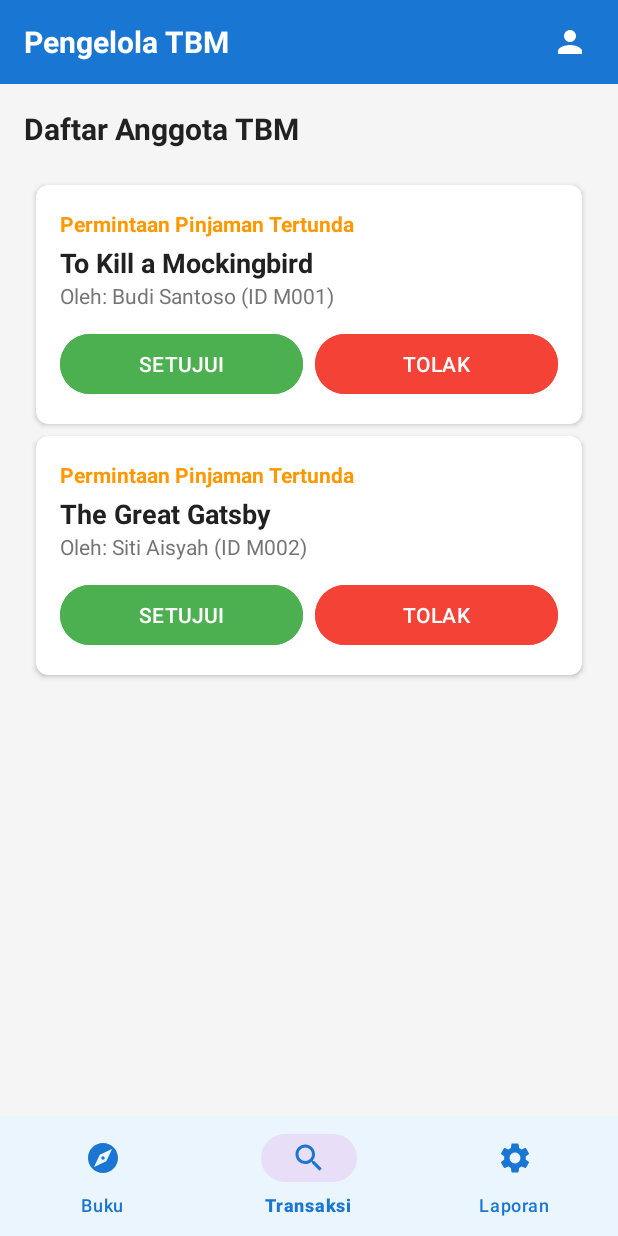
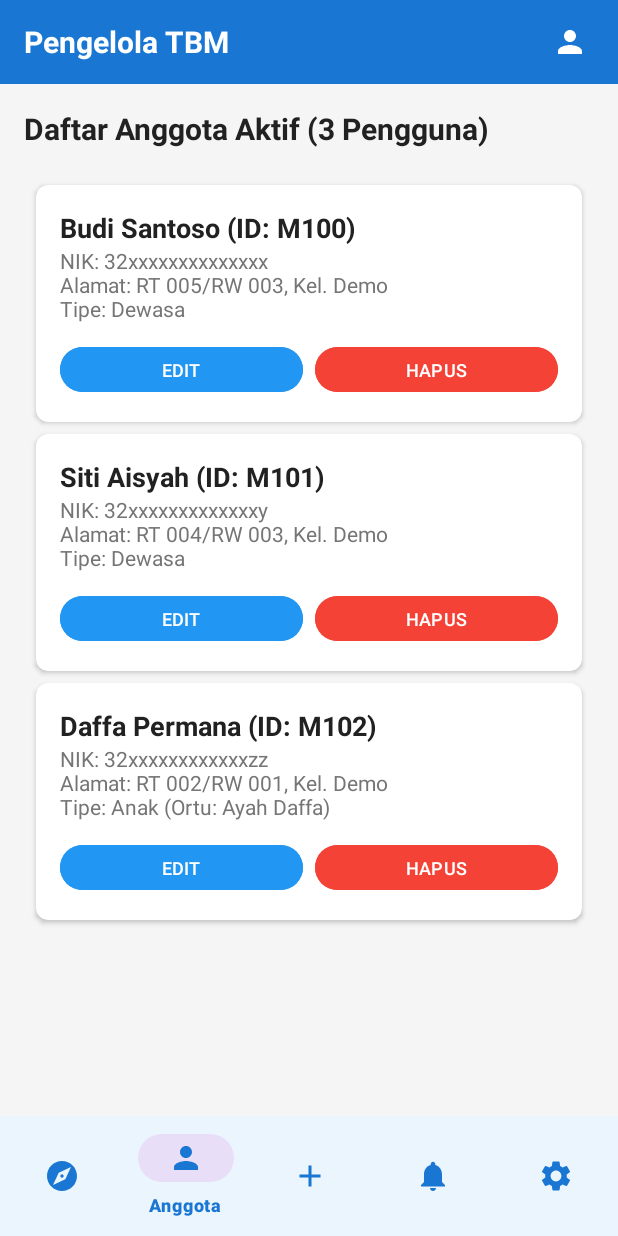
Before and after one commit to CaffeinatedR4t/Project_TamanBacaan, an Android app: the AdminActivity screen opened directly, with no data from a screen before it, item 2 of the bottom bar chosen, on a phone screen of 412 x 824 dp. Run offline under Robolectric (Android 15) with nearby library versions, the phone set to English and light mode, and no system bars.

Commit message:
ADMIN UPDATE

```diff
--- a/app/src/main/java/com/project/tamanbacaan/activities/AdminActivity.kt
+++ b/app/src/main/java/com/project/tamanbacaan/activities/AdminActivity.kt
@@ -1,14 +1,14 @@
 package com.caffeinatedr4t.tamanbacaan.activities
 
 import android.os.Bundle
-import android.widget.ImageView
 import androidx.appcompat.app.AppCompatActivity
 import androidx.fragment.app.Fragment
 import com.caffeinatedr4t.tamanbacaan.R
-import com.caffeinatedr4t.tamanbacaan.fragments.admin.AdminProfileFragment
 import com.caffeinatedr4t.tamanbacaan.fragments.admin.BookManagementFragment
 import com.caffeinatedr4t.tamanbacaan.fragments.admin.ReportFragment
 import com.caffeinatedr4t.tamanbacaan.fragments.admin.TransactionManagementFragment
+import com.caffeinatedr4t.tamanbacaan.fragments.admin.VerificationRequestsFragment
+import com.caffeinatedr4t.tamanbacaan.fragments.admin.MemberManagementFragment
 import com.google.android.material.bottomnavigation.BottomNavigationView
 
 class AdminActivity : AppCompatActivity() {
@@ -17,29 +17,31 @@ class AdminActivity : AppCompatActivity() {
         super.onCreate(savedInstanceState)
         setContentView(R.layout.activity_admin)
 
-        val btnProfile = findViewById<ImageView>(R.id.btnAdminProfile)
         val bottomNav = findViewById<BottomNavigationView>(R.id.adminBottomNav)
         bottomNav.setOnItemSelectedListener { item ->
             when (item.itemId) {
                 R.id.nav_admin_books -> {
-                    loadFragment(BookManagementFragment()) // Req: CRUD Buku
+                    loadFragment(BookManagementFragment())
                     true
                 }
-                R.id.nav_admin_transactions -> {
-                    loadFragment(TransactionManagementFragment()) // Req: Kelola Transaksi, Lihat Anggota
+                R.id.nav_admin_members -> { // Manajemen Anggota (CRUD Anggota)
+                    loadFragment(MemberManagementFragment())
+                    true
+                }
+                R.id.nav_admin_requests -> { // Permintaan Pinjaman (Transaksi)
+                    loadFragment(TransactionManagementFragment())
+                    true
+                }
+                R.id.nav_admin_verification -> { // BARU: Verifikasi Registrasi
+                    loadFragment(VerificationRequestsFragment())
                     true
                 }
                 R.id.nav_admin_reports -> {
-                    loadFragment(ReportFragment()) // Req: Statistik, Laporan Bulanan
+                    loadFragment(ReportFragment())
                     true
                 }
                 else -> false
             }
-        }
-
-        // Tombol Profil di TopBar
-        btnProfile.setOnClickListener {
-            loadFragment(AdminProfileFragment())
         }
 
         // Load default fragment
--- a/app/src/main/java/com/project/tamanbacaan/adapters/MemberAdapter.kt
+++ b/app/src/main/java/com/project/tamanbacaan/adapters/MemberAdapter.kt
@@ -3,28 +3,56 @@ package com.caffeinatedr4t.tamanbacaan.adapters
 import android.view.LayoutInflater
 import android.view.View
 import android.view.ViewGroup
+import android.widget.Button
 import android.widget.TextView
 import androidx.recyclerview.widget.RecyclerView
 import com.caffeinatedr4t.tamanbacaan.R
+import com.caffeinatedr4t.tamanbacaan.models.User // Menggunakan model User
 
-class MemberAdapter(private val members: List<String>) :
-    RecyclerView.Adapter<MemberAdapter.MemberViewHolder>() {
+class MemberAdapter(
+    private val members: MutableList<User>,
+    private val onEdit: (User) -> Unit,
+    private val onRemove: (User) -> Unit
+) : RecyclerView.Adapter<MemberAdapter.MemberViewHolder>() {
 
-    // View Holder menggunakan layout Android standar (simple_list_item_1)
     class MemberViewHolder(itemView: View) : RecyclerView.ViewHolder(itemView) {
-        val memberText: TextView = itemView.findViewById(android.R.id.text1)
+        val tvName: TextView = itemView.findViewById(R.id.tvMemberName)
+        val tvDetails: TextView = itemView.findViewById(R.id.tvMemberDetails)
+        val btnEdit: Button = itemView.findViewById(R.id.btnEditMember)
+        val btnRemove: Button = itemView.findViewById(R.id.btnRemoveMember)
     }
 
     override fun onCreateViewHolder(parent: ViewGroup, viewType: Int): MemberViewHolder {
-        // Menggunakan layout Android standar simple_list_item_1 untuk menampilkan satu baris teks
         val view = LayoutInflater.from(parent.context)
-            .inflate(android.R.layout.simple_list_item_1, parent, false)
+            .inflate(R.layout.item_member_management, parent, false) // Menggunakan layout baru
         return MemberViewHolder(view)
     }
 
     override fun onBindViewHolder(holder: MemberViewHolder, position: Int) {
-        holder.memberText.text = members[position]
+        val user = members[position]
+
+        holder.tvName.text = "${user.fullName} (ID: ${user.id})"
+
+        val details = StringBuilder()
+        details.append("NIK: ${user.nik}\n")
+        details.append("Alamat: ${user.addressRtRw}\n")
+        if (user.isChild) {
+            details.append("Tipe: Anak (Ortu: ${user.parentName})")
+        } else {
+            details.append("Tipe: Dewasa")
+        }
+
+        holder.tvDetails.text = details.toString()
+
+        holder.btnEdit.setOnClickListener { onEdit(user) }
+        holder.btnRemove.setOnClickListener { onRemove(user) }
     }
 
     override fun getItemCount(): Int = members.size
+
+    fun updateData(newMembers: List<User>) {
+        members.clear()
+        members.addAll(newMembers)
+        notifyDataSetChanged()
+    }
 }
--- /dev/null
+++ b/app/src/main/java/com/project/tamanbacaan/data/RegistrationRequest.kt
@@ -0,0 +1,11 @@
+package com.caffeinatedr4t.tamanbacaan.data
+
+data class RegistrationRequest(
+    val requestId: String,
+    val fullName: String,
+    val nik: String,
+    val isChild: Boolean,
+    val parentName: String?,
+    val addressRtRw: String,
+    val requestDate: String
+)
--- /dev/null
+++ b/app/src/main/java/com/project/tamanbacaan/fragments/admin/MemberManagementFragment.kt
@@ -0,0 +1,82 @@
+package com.caffeinatedr4t.tamanbacaan.fragments.admin
+
+import android.os.Bundle
+import android.view.LayoutInflater
+import android.view.View
+import android.view.ViewGroup
+import android.widget.TextView // FIX: Tambahkan import TextView
+import android.widget.Toast
+import androidx.fragment.app.Fragment
+import androidx.recyclerview.widget.LinearLayoutManager
+import androidx.recyclerview.widget.RecyclerView
+import com.caffeinatedr4t.tamanbacaan.R
+import com.caffeinatedr4t.tamanbacaan.adapters.MemberAdapter
+import com.caffeinatedr4t.tamanbacaan.data.BookRepository
+import com.caffeinatedr4t.tamanbacaan.models.User
+
+class MemberManagementFragment : Fragment() {
+
+    private lateinit var recyclerView: RecyclerView
+    private lateinit var memberAdapter: MemberAdapter
+    private val memberList = mutableListOf<User>()
+
+    override fun onCreateView(
+        inflater: LayoutInflater, container: ViewGroup?, savedInstanceState: Bundle?
+    ): View? {
+        // Menggunakan layout daftar anggota yang sama
+        return inflater.inflate(R.layout.fragment_admin_member_list, container, false)
+    }
+
+    override fun onViewCreated(view: View, savedInstanceState: Bundle?) {
+        super.onViewCreated(view, savedInstanceState)
+
+        recyclerView = view.findViewById(R.id.recyclerViewMembers)
+
+        // FIX: Inisialisasi TextView untuk Judul List yang baru ditambahkan
+        val tvListTitle: TextView = view.findViewById(R.id.tvListTitle)
+        // Menampilkan jumlah anggota (Req: Cek jumlah user)
+        tvListTitle.text = "Daftar Anggota Aktif (${BookRepository.getAllMembers().size} Pengguna)"
+
+        setupRecyclerView()
+        loadMembers()
+    }
+
+    private fun setupRecyclerView() {
+        memberAdapter = MemberAdapter(memberList,
+            onEdit = { user -> handleEdit(user) },
+            onRemove = { user -> handleRemove(user) }
+        )
+
+        recyclerView.apply {
+            layoutManager = LinearLayoutManager(context)
+            adapter = memberAdapter
+        }
+    }
+
+    private fun loadMembers() {
+        memberAdapter.updateData(BookRepository.getAllMembers())
+    }
+
+    // --- CRUD Logic Handlers ---
+
+    private fun handleEdit(user: User) {
+        // Req: Admin bisa EDIT User
+        Toast.makeText(context, "Membuka form edit untuk Anggota: ${user.fullName}", Toast.LENGTH_SHORT).show()
+
+        // Simulasi Edit: Mengubah NIK
+        val editedUser = user.copy(nik = "UPDATED_ADMIN_NIK_${System.currentTimeMillis()}")
+        BookRepository.updateMember(editedUser)
+        loadMembers() // Refresh list
+        Toast.makeText(context, "Simulasi: NIK ${user.fullName} diperbarui.", Toast.LENGTH_SHORT).show()
+    }
+
+    private fun handleRemove(user: User) {
+        // Req: Admin bisa REMOVE User
+        if (BookRepository.deleteMember(user.id)) {
+            Toast.makeText(context, "Anggota ${user.fullName} berhasil dihapus permanen.", Toast.LENGTH_LONG).show()
+            loadMembers() // Refresh list
+        } else {
+            Toast.makeText(context, "Gagal menghapus anggota.", Toast.LENGTH_SHORT).show()
+        }
+    }
+}
--- /dev/null
+++ b/app/src/main/java/com/project/tamanbacaan/models/Users.kt
@@ -0,0 +1,13 @@
+package com.caffeinatedr4t.tamanbacaan.models
+
+data class User(
+    val id: String,
+    val fullName: String,
+    val email: String,
+    val nik: String,
+    val addressRtRw: String,
+    val role: String = "member", // "member" atau "admin"
+    val status: String = "Active", // "Active" atau "Pending Verification"
+    val isChild: Boolean = false,
+    val parentName: String? = null
+)
--- a/app/src/main/res/layout/fragment_admin_member_list.xml
+++ b/app/src/main/res/layout/fragment_admin_member_list.xml
@@ -7,6 +7,7 @@
     android:background="@color/background_light">
 
     <TextView
+        android:id="@+id/tvListTitle"
         android:layout_width="match_parent"
         android:layout_height="wrap_content"
         android:text="Daftar Anggota TBM"
@@ -15,7 +16,6 @@
         android:textColor="@color/text_primary"
         android:layout_marginBottom="16dp"/>
 
-    <!-- Daftar Anggota -->
     <androidx.recyclerview.widget.RecyclerView
         android:id="@+id/recyclerViewMembers"
         android:layout_width="match_parent"
--- /dev/null
+++ b/app/src/main/res/layout/item_member_management.xml
@@ -0,0 +1,66 @@
+<?xml version="1.0" encoding="utf-8"?>
+<androidx.cardview.widget.CardView xmlns:android="http://schemas.android.com/apk/res/android"
+    xmlns:app="http://schemas.android.com/apk/res-auto"
+    android:layout_width="match_parent"
+    android:layout_height="wrap_content"
+    android:layout_marginHorizontal="8dp"
+    android:layout_marginTop="8dp"
+    app:cardCornerRadius="8dp"
+    app:cardElevation="2dp"
+    app:cardBackgroundColor="@color/card_background">
+
+    <LinearLayout
+        android:layout_width="match_parent"
+        android:layout_height="wrap_content"
+        android:orientation="vertical"
+        android:padding="16dp">
+
+        <!-- Nama dan ID -->
+        <TextView
+            android:id="@+id/tvMemberName"
+            android:layout_width="wrap_content"
+            android:layout_height="wrap_content"
+            android:text="Nama Anggota (ID)"
+            android:textColor="@color/text_primary"
+            android:textSize="18sp"
+            android:textStyle="bold"/>
+
+        <!-- Detail NIK dan Alamat -->
+        <TextView
+            android:id="@+id/tvMemberDetails"
+            android:layout_width="wrap_content"
+            android:layout_height="wrap_content"
+            android:text="NIK: 32... \nAlamat: RT/RW..."
+            android:textColor="@color/text_secondary"
+            android:textSize="14sp"
+            android:layout_marginBottom="12dp"/>
+
+        <!-- Action Buttons -->
+        <LinearLayout
+            android:layout_width="match_parent"
+            android:layout_height="wrap_content"
+            android:orientation="horizontal">
+
+            <Button
+                android:id="@+id/btnEditMember"
+                android:layout_width="0dp"
+                android:layout_height="38dp"
+                android:layout_weight="1"
+                android:text="EDIT"
+                android:textSize="12sp"
+                android:backgroundTint="@color/primary_blue"
+                android:textColor="@color/white"
+                android:layout_marginEnd="8dp"/>
+
+            <Button
+                android:id="@+id/btnRemoveMember"
+                android:layout_width="0dp"
+                android:layout_height="38dp"
+                android:layout_weight="1"
+                android:text="HAPUS"
+                android:textSize="12sp"
+                android:backgroundTint="@color/error_red"
+                android:textColor="@color/white"/>
+        </LinearLayout>
+    </LinearLayout>
+</androidx.cardview.widget.CardView>
--- a/app/src/main/res/menu/menu_admin_bottom_nav.xml
+++ b/app/src/main/res/menu/menu_admin_bottom_nav.xml
@@ -5,9 +5,17 @@
         android:icon="@drawable/ic_explore"
         android:title="Buku" />
     <item
-        android:id="@+id/nav_admin_transactions"
-        android:icon="@drawable/ic_search"
-        android:title="Transaksi" />
+        android:id="@+id/nav_admin_members"
+        android:icon="@drawable/ic_profile"
+        android:title="Anggota" />
+    <item
+        android:id="@+id/nav_admin_requests"
+        android:icon="@drawable/ic_add"
+        android:title="Pinjaman" />
+    <item
+        android:id="@+id/nav_admin_verification"
+        android:icon="@drawable/ic_notifications"
+        android:title="Verifikasi" />
     <item
         android:id="@+id/nav_admin_reports"
         android:icon="@drawable/ic_settings"
```
Also changed, not shown: app/src/main/java/com/project/tamanbacaan/activities/RegisterActivity.kt (+23 -14 lines), app/src/main/java/com/project/tamanbacaan/adapters/RegistrationRequestAdapter.kt (added, +62 -0 lines), app/src/main/java/com/project/tamanbacaan/data/BookRepository.kt (+83 -100 lines), app/src/main/java/com/project/tamanbacaan/fragments/admin/VerificationRequestsFragment.kt (added, +75 -0 lines).
